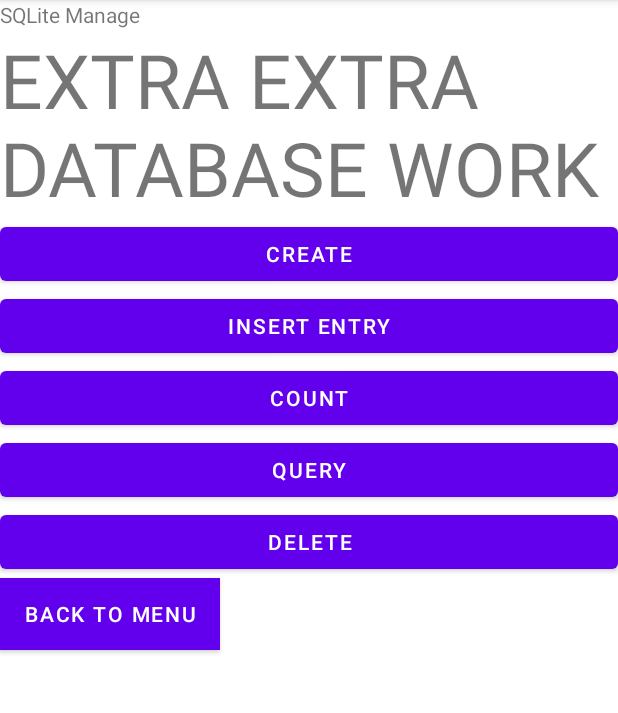
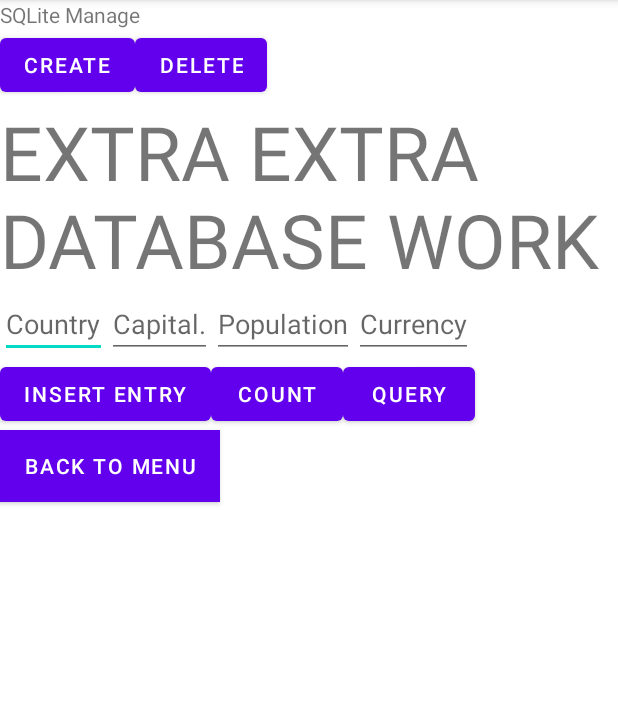
Before and after one commit to Kajmank2/Quizz-APP-DB, an Android app: the ManageActivity screen opened directly, with no data from a screen before it, after a tap on "INSERT ENTRY", on a phone screen of 412 x 824 dp, the part 84-797 px from its top. Run offline under Robolectric (Android 15) with nearby library versions, the phone set to English and light mode, and no system bars; 1 statement that could not run was skipped; 1 other tap on this screen came first.

```diff
--- a/app/src/main/java/com/example/geoappdb/ManageActivity.java
+++ b/app/src/main/java/com/example/geoappdb/ManageActivity.java
@@ -5,6 +5,8 @@ import android.database.DatabaseUtils;
 import android.database.sqlite.SQLiteDatabase;
 import android.os.Bundle;
 import android.view.View;
+import android.widget.Button;
+import android.widget.EditText;
 import android.widget.TextView;
 import android.widget.Toast;
 import androidx.appcompat.app.AppCompatActivity;
@@ -12,11 +14,14 @@ public class ManageActivity extends AppCompatActivity {
     QuestionDBHELPER questionDBHELPER;
     SQLiteDatabase sqldb=null;
     TextView tvdbinfo;
+    Button querybtn,entrybtn,coutnbtn;
+    EditText etcountry,etcapital,etpopulation,etcurrency;
     @Override
     protected void onCreate(Bundle savedInstanceState) {
         super.onCreate(savedInstanceState);
         setContentView(R.layout.manage_activity);
-        tvdbinfo=findViewById(R.id.tvdbinfo);
+        getViewsReferences();
+        enableButtons(false);
     }
     public void creation(View v){
     questionDBHELPER = new QuestionDBHELPER(this);
@@ -25,15 +30,21 @@ public class ManageActivity extends AppCompatActivity {
                 Toast.LENGTH_LONG).show();
         System.out.println("=========== \n"+questionDBHELPER.getDatabaseName());
         tvdbinfo.setText("EXTRA EXTRA DATABASE WORK");
+        enableButtons(true);
     }
     public void insertEntry(View view) {
-        ContentValues cv = new ContentValues();
-        cv.put(QuestionDBHELPER.COUNTRY,"Italy");
-        cv.put(QuestionDBHELPER.CAPITAL,"Rome");
-        cv.put(QuestionDBHELPER.POPULATION,62);
-        cv.put(QuestionDBHELPER.CURRENCY,"Euro");
-        sqldb.insert(QuestionDBHELPER.TABLE_NAME,null,cv);
-        //Italy:Rome:62:Euro
+        String country = etcountry.getText().toString();
+        String capital = etcapital.getText().toString();
+        int population = Integer.parseInt(etpopulation.getText().toString());
+        String currency = etcurrency.getText().toString();
+        if(!country.equals("")&&!capital.equals("")){
+            ContentValues newRecord=new ContentValues();
+            newRecord.put(QuestionDBHELPER.COUNTRY,country);
+            newRecord.put(QuestionDBHELPER.CAPITAL,capital);
+            newRecord.put(QuestionDBHELPER.POPULATION,population);
+            newRecord.put(QuestionDBHELPER.CURRENCY,currency);
+            sqldb.insert(QuestionDBHELPER.TABLE_NAME,null,newRecord);
+        }
     }
 
     public void queryDatabase(View view) {
@@ -51,4 +62,34 @@ public class ManageActivity extends AppCompatActivity {
 
     public void back(View view) {
     }
+
+    public void deleteDB(View view) {
+        questionDBHELPER.deleteDB();
+    }
+    private void enableButtons(boolean enable){
+        entrybtn.setEnabled(enable);
+        querybtn.setEnabled(enable);
+        coutnbtn.setEnabled(enable);
+    }
+    private void getViewsReferences() {
+        tvdbinfo = findViewById(R.id.tvdbinfo);
+        entrybtn=findViewById(R.id.entrybtn);
+        coutnbtn=findViewById(R.id.countbtn);
+        querybtn=findViewById(R.id.querybtn);
+        etcurrency = findViewById(R.id.etcurrency);
+        etcapital= findViewById(R.id.etcapital);
+        etpopulation = findViewById(R.id.etpopulation);
+        etcountry = findViewById(R.id.etcountry);
+    }
+    // ====================EXAMPLE FROM LESSON=============//
+    public void example(View view) {
+        ContentValues cv = new ContentValues();
+        cv.put(QuestionDBHELPER.COUNTRY,"Italy");
+        cv.put(QuestionDBHELPER.CAPITAL,"Rome");
+        cv.put(QuestionDBHELPER.POPULATION,62);
+        cv.put(QuestionDBHELPER.CURRENCY,"Euro");
+        sqldb.insert(QuestionDBHELPER.TABLE_NAME,null,cv);
+        //Italy:Rome:62:Euro
+    }
+
 }
--- a/app/src/main/res/layout/manage_activity.xml
+++ b/app/src/main/res/layout/manage_activity.xml
@@ -5,40 +5,66 @@
     android:layout_height="match_parent"
     android:orientation="vertical">
     <TextView
+        android:layout_width="wrap_content"
+        android:layout_height="wrap_content"
+        android:text="SQLite Manage"/>
+    <LinearLayout
         android:layout_width="match_parent"
         android:layout_height="wrap_content"
-        android:text="SQLite Manage"/>
+        android:orientation="horizontal">
+
+        <Button
+            android:layout_width="wrap_content"
+            android:layout_height="wrap_content"
+            android:text="Create"
+            android:onClick="creation"/>
+        <Button
+            android:layout_width="wrap_content"
+            android:layout_height="wrap_content"
+            android:text="Delete"
+            android:onClick="deleteDB"/>
+    </LinearLayout>
+
     <TextView
         android:id="@+id/tvdbinfo"
-        android:layout_width="match_parent"
+        android:layout_width="wrap_content"
         android:layout_height="wrap_content"
         android:text="SQLite Manage"
         android:textSize="50dp"/>
+
+    <LinearLayout android:layout_width="match_parent" android:layout_height="wrap_content" android:orientation="horizontal">
+        <EditText android:id="@+id/etcountry" android:layout_height="wrap_content" android:layout_width="wrap_content" android:hint="Country"/>
+        <EditText android:id="@+id/etcapital" android:layout_height="wrap_content" android:layout_width="wrap_content"  android:hint="Capital."/>
+        <EditText android:id="@+id/etpopulation" android:layout_height="wrap_content" android:layout_width="wrap_content" android:inputType="number" android:hint="Population"/>
+        <EditText android:id="@+id/etcurrency" android:layout_height="wrap_content" android:layout_width="wrap_content"  android:hint="Currency"/>
+    </LinearLayout>
+
+<LinearLayout
+    android:layout_width="match_parent"
+    android:layout_height="wrap_content"
+    android:orientation="horizontal">
+
     <Button
-        android:layout_width="match_parent"
-        android:layout_height="wrap_content"
-        android:text="Create"
-        android:onClick="creation"/>
-    <Button
-        android:layout_width="match_parent"
+        android:id="@+id/entrybtn"
+        android:layout_width="wrap_content"
         android:layout_height="wrap_content"
         android:text="Insert Entry"
         android:onClick="insertEntry"/>
     <Button
-        android:layout_width="match_parent"
+        android:id="@+id/countbtn"
+        android:layout_width="wrap_content"
         android:layout_height="wrap_content"
         android:text="Count"
         android:onClick="countRecords"/>
     <Button
-        android:layout_width="match_parent"
+        android:id="@+id/querybtn"
+        android:layout_width="wrap_content"
         android:layout_height="wrap_content"
         android:text="Query"
         android:onClick="queryDatabase"/>
-    <Button
-        android:layout_width="match_parent"
-        android:layout_height="wrap_content"
-        android:text="Delete"
-        android:onClick="deleteDB"/>
+
+</LinearLayout>
+
     <Button
         android:layout_width="wrap_content"
         android:layout_height="wrap_content"
```
